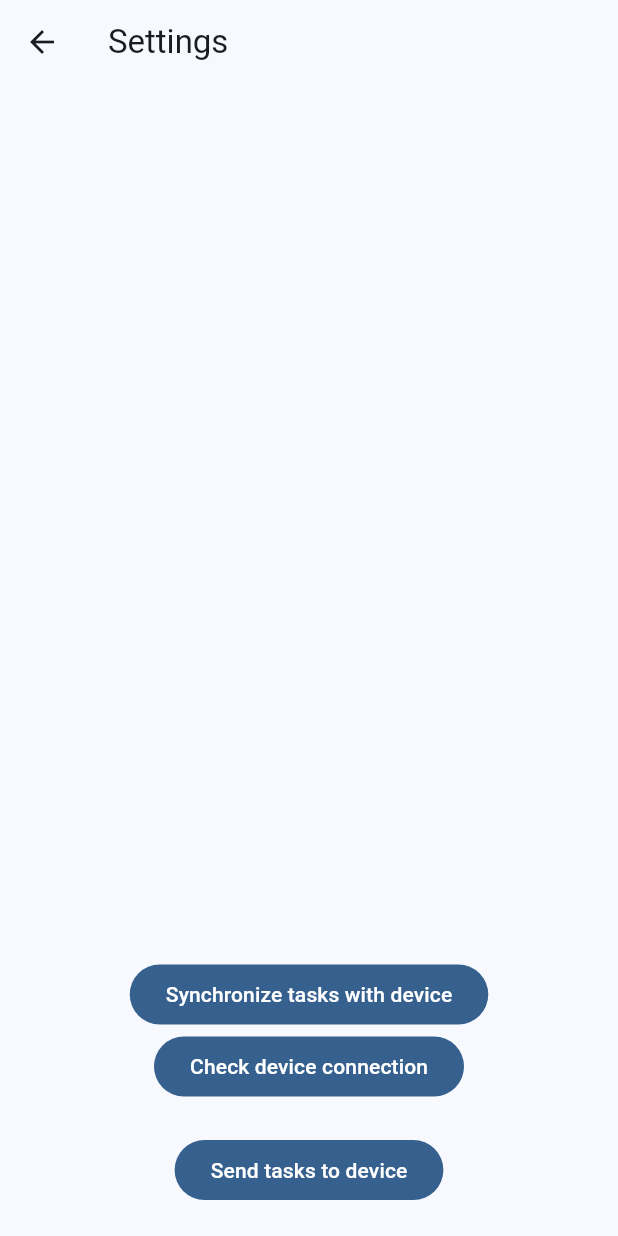
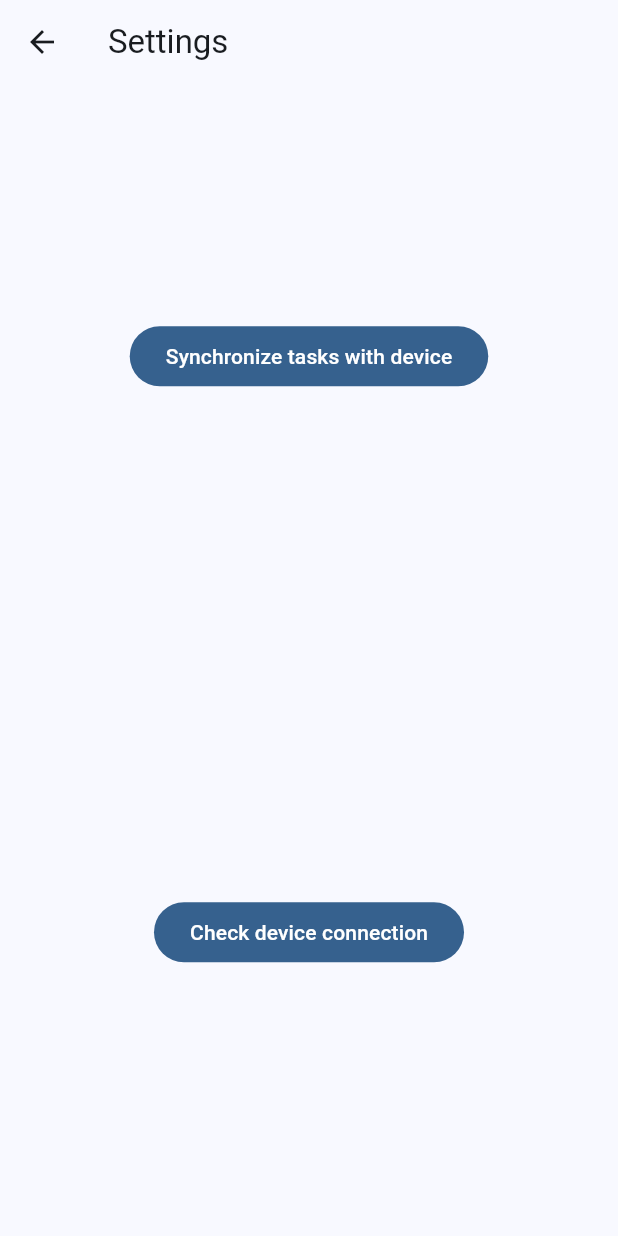
Before and after one commit to Klint02/P8-Pomodoro, a Flutter app: the SettingsTab screen opened directly, on a phone screen of 412 x 824 dp. Run offline on Flutter 3.47's test engine with Material 3 defaults, Android fonts, the phone set to English and light mode, and no system bars; missing offline and left inert: dart:ffi.

Commit message:
Combined send and sync button

```diff
--- a/App/lib/Settings.dart
+++ b/App/lib/Settings.dart
@@ -14,7 +14,8 @@ class SettingsTab extends StatefulWidget {
 }
 
 class _SettingsTabState extends State<SettingsTab> {
-  String responseText = "";
+  String statusResponseText = "";
+  String sendResponseText = "";
 
   @override
   Widget build(BuildContext context) {
@@ -26,32 +27,51 @@ class _SettingsTabState extends State<SettingsTab> {
       appBar: AppBar(title: const Text('Settings')),
       body: Center(
         child: Column(
-          mainAxisAlignment: MainAxisAlignment.end,
+          mainAxisAlignment: MainAxisAlignment.spaceAround,
+          children: [
+            Column(
               children: [
                 FilledButton(
                     onPressed: () async {
                       responseList = await receiveTasks();
                       taskProvider.updateFromInput(responseList);
+
+                      bool response = await sendTasks(tasks);
+                      setState(() {
+                        if (response) {
+                          sendResponseText =
+                          "Tasks sent to device";
+                        } else {
+                          sendResponseText =
+                          "Error sending tasks, check connection with device";
+                        }
+                      });
                     },
                     child: Text('Synchronize tasks with device')),
+                Text(sendResponseText),
+              ],
+            ),
+            Column(
+              children: [
                 FilledButton(
                     onPressed: () async {
                       bool response = await getStatus();
                       setState(() {
                         if (response) {
-                      responseText = "You are connected to the device";
+                          statusResponseText =
+                              "You are connected to the device";
                         } else {
-                      responseText = "No connection to device"
-                          "Make sure the device is powered on and on the same wifi";
+                          statusResponseText =
+                              "No connection to device, ensure the following: \n"
+                              " - The device is powered on \n"
+                              " - The phone is on the same wifi as the device";
                         }
                       });
                     },
                     child: Text("Check device connection")),
-            Text(responseText),
-            FilledButton(
-                onPressed: () => sendTasks(tasks),
-                child: Text('Send tasks to device')),
-            SizedBox(height: 20),
+                Text(statusResponseText),
+              ],
+            ),
           ],
         ),
       ),
```
Lines whose indentation alone changed are shown as unchanged.
